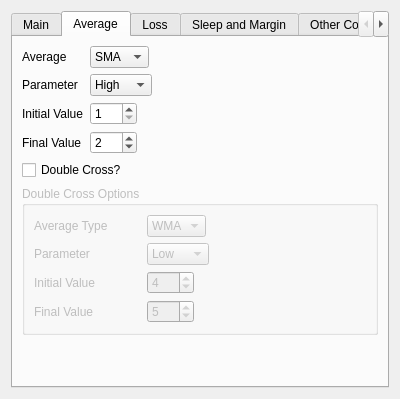
Above: configuration.ui from ZENALC/algobot before the change. Below: the same form after it.
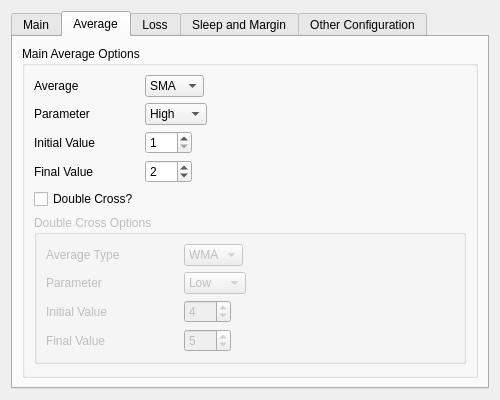
That is the form after the change. The open tabs and pages were chosen to show the change.

```diff
--- a/configuration.ui
+++ b/configuration.ui
@@ -6,7 +6,7 @@
    <rect>
     <x>0</x>
     <y>0</y>
-    <width>400</width>
+    <width>500</width>
     <height>367</height>
    </rect>
   </property>
@@ -18,7 +18,7 @@
   </property>
   <property name="minimumSize">
    <size>
-    <width>400</width>
+    <width>500</width>
     <height>0</height>
    </size>
   </property>
@@ -208,144 +208,24 @@
       <attribute name="title">
        <string>Average</string>
       </attribute>
+      <layout class="QGridLayout" name="gridLayout_8">
+       <item row="0" column="0">
+        <widget class="QGroupBox" name="averageOptionsGroupBox">
+         <property name="title">
+          <string>Main Average Options</string>
+         </property>
       <layout class="QGridLayout" name="gridLayout_4">
-       <item row="6" column="0" colspan="7">
-        <widget class="QGroupBox" name="doubleCrossGroupBox">
-         <property name="enabled">
-          <bool>false</bool>
-         </property>
-         <property name="sizePolicy">
-          <sizepolicy hsizetype="Preferred" vsizetype="Fixed">
-           <horstretch>0</horstretch>
-           <verstretch>0</verstretch>
-          </sizepolicy>
-         </property>
-         <property name="title">
-          <string>Double Cross Options</string>
-         </property>
-         <layout class="QGridLayout" name="gridLayout_3">
-          <item row="1" column="0">
-           <widget class="QLabel" name="doubleParameterLabel">
-            <property name="text">
-             <string>Parameter</string>
-            </property>
-           </widget>
-          </item>
-          <item row="0" column="1" colspan="2">
-           <widget class="QComboBox" name="doubleAverageComboBox">
-            <property name="sizePolicy">
-             <sizepolicy hsizetype="Fixed" vsizetype="Fixed">
-              <horstretch>0</horstretch>
-              <verstretch>0</verstretch>
-             </sizepolicy>
-            </property>
-            <item>
-             <property name="text">
-              <string>WMA</string>
-             </property>
-            </item>
-            <item>
-             <property name="text">
-              <string>SMA</string>
-             </property>
-            </item>
-            <item>
-             <property name="text">
-              <string>EMA</string>
-             </property>
-            </item>
-           </widget>
-          </item>
-          <item row="1" column="1" colspan="2">
-           <widget class="QComboBox" name="doubleParameterComboBox">
-            <property name="sizePolicy">
-             <sizepolicy hsizetype="Fixed" vsizetype="Fixed">
-              <horstretch>0</horstretch>
-              <verstretch>0</verstretch>
-             </sizepolicy>
-            </property>
-            <item>
-             <property name="text">
-              <string>Low</string>
-             </property>
-            </item>
-            <item>
-             <property name="text">
-              <string>High</string>
-             </property>
-            </item>
-            <item>
-             <property name="text">
-              <string>Open</string>
-             </property>
-            </item>
-            <item>
-             <property name="text">
-              <string>Close</string>
-             </property>
-            </item>
-           </widget>
-          </item>
-          <item row="4" column="0">
-           <widget class="QLabel" name="doubleFinalValueLabel">
-            <property name="text">
-             <string>Final Value</string>
-            </property>
-           </widget>
-          </item>
           <item row="0" column="0">
-           <widget class="QLabel" name="averageTypeDoubleLabel">
-            <property name="text">
-             <string>Average Type</string>
-            </property>
-           </widget>
-          </item>
-          <item row="2" column="0">
-           <widget class="QLabel" name="doubleInitialValueLabel">
-            <property name="text">
-             <string>Initial Value</string>
-            </property>
-           </widget>
-          </item>
-          <item row="4" column="1" colspan="2">
-           <widget class="QSpinBox" name="doubleFinalValueSpinBox">
+           <widget class="QLabel" name="averageTypeLabel">
             <property name="sizePolicy">
-             <sizepolicy hsizetype="Fixed" vsizetype="Fixed">
+             <sizepolicy hsizetype="Fixed" vsizetype="Preferred">
               <horstretch>0</horstretch>
               <verstretch>0</verstretch>
              </sizepolicy>
             </property>
-            <property name="minimum">
-             <number>1</number>
+            <property name="text">
+             <string>Average</string>
             </property>
-            <property name="maximum">
-             <number>500</number>
-            </property>
-            <property name="value">
-             <number>5</number>
-            </property>
-           </widget>
-          </item>
-          <item row="2" column="1" colspan="2">
-           <widget class="QSpinBox" name="doubleInitialValueSpinBox">
-            <property name="sizePolicy">
-             <sizepolicy hsizetype="Fixed" vsizetype="Fixed">
-              <horstretch>0</horstretch>
-              <verstretch>0</verstretch>
-             </sizepolicy>
-            </property>
-            <property name="minimum">
-             <number>1</number>
-            </property>
-            <property name="maximum">
-             <number>500</number>
-            </property>
-            <property name="value">
-             <number>4</number>
-            </property>
-           </widget>
-          </item>
-         </layout>
         </widget>
        </item>
        <item row="1" column="0">
@@ -394,20 +274,20 @@
          </item>
         </widget>
        </item>
-       <item row="7" column="0">
-        <spacer name="verticalSpacer">
-         <property name="orientation">
-          <enum>Qt::Vertical</enum>
-         </property>
-         <property name="sizeHint" stdset="0">
-          <size>
-           <width>20</width>
-           <height>40</height>
-          </size>
-         </property>
-        </spacer>
-       </item>
-       <item row="3" column="1">
+          <item row="2" column="0">
+           <widget class="QLabel" name="initialValueLabel">
+            <property name="sizePolicy">
+             <sizepolicy hsizetype="Fixed" vsizetype="Preferred">
+              <horstretch>0</horstretch>
+              <verstretch>0</verstretch>
+             </sizepolicy>
+            </property>
+            <property name="text">
+             <string>Initial Value</string>
+            </property>
+           </widget>
+          </item>
+          <item row="2" column="1">
         <widget class="QSpinBox" name="initialValueSpinBox">
          <property name="sizePolicy">
           <sizepolicy hsizetype="Fixed" vsizetype="Fixed">
@@ -426,20 +306,7 @@
          </property>
         </widget>
        </item>
-       <item row="0" column="0">
-        <widget class="QLabel" name="averageTypeLabel">
-         <property name="sizePolicy">
-          <sizepolicy hsizetype="Fixed" vsizetype="Preferred">
-           <horstretch>0</horstretch>
-           <verstretch>0</verstretch>
-          </sizepolicy>
-         </property>
-         <property name="text">
-          <string>Average</string>
-         </property>
-        </widget>
-       </item>
-       <item row="0" column="1" colspan="2">
+          <item row="0" column="1">
         <widget class="QComboBox" name="averageTypeComboBox">
          <property name="sizePolicy">
           <sizepolicy hsizetype="Fixed" vsizetype="Fixed">
@@ -471,19 +338,6 @@
         </widget>
        </item>
        <item row="3" column="0">
-        <widget class="QLabel" name="initialValueLabel">
-         <property name="sizePolicy">
-          <sizepolicy hsizetype="Fixed" vsizetype="Preferred">
-           <horstretch>0</horstretch>
-           <verstretch>0</verstretch>
-          </sizepolicy>
-         </property>
-         <property name="text">
-          <string>Initial Value</string>
-         </property>
-        </widget>
-       </item>
-       <item row="4" column="0">
         <widget class="QLabel" name="finalValueLabel">
          <property name="sizePolicy">
           <sizepolicy hsizetype="Fixed" vsizetype="Preferred">
@@ -496,7 +350,7 @@
          </property>
         </widget>
        </item>
-       <item row="4" column="1" colspan="6">
+          <item row="3" column="1">
         <widget class="QSpinBox" name="finalValueSpinBox">
          <property name="sizePolicy">
           <sizepolicy hsizetype="Fixed" vsizetype="Fixed">
@@ -518,7 +372,7 @@
          </property>
         </widget>
        </item>
-       <item row="5" column="0" colspan="7">
+          <item row="4" column="0">
         <widget class="QCheckBox" name="doubleCrossCheckMark">
          <property name="toolTip">
           <string>Check this if you want to use a double cross</string>
@@ -528,6 +382,161 @@
          </property>
         </widget>
        </item>
+          <item row="0" column="2">
+           <spacer name="horizontalSpacer_3">
+            <property name="orientation">
+             <enum>Qt::Horizontal</enum>
+            </property>
+            <property name="sizeHint" stdset="0">
+             <size>
+              <width>40</width>
+              <height>20</height>
+             </size>
+            </property>
+           </spacer>
+          </item>
+          <item row="5" column="0" colspan="3">
+           <widget class="QGroupBox" name="doubleCrossGroupBox">
+            <property name="enabled">
+             <bool>false</bool>
+            </property>
+            <property name="sizePolicy">
+             <sizepolicy hsizetype="Preferred" vsizetype="Fixed">
+              <horstretch>0</horstretch>
+              <verstretch>0</verstretch>
+             </sizepolicy>
+            </property>
+            <property name="title">
+             <string>Double Cross Options</string>
+            </property>
+            <layout class="QGridLayout" name="gridLayout_3">
+             <item row="1" column="0">
+              <widget class="QLabel" name="doubleParameterLabel">
+               <property name="text">
+                <string>Parameter</string>
+               </property>
+              </widget>
+             </item>
+             <item row="0" column="1" colspan="2">
+              <widget class="QComboBox" name="doubleAverageComboBox">
+               <property name="sizePolicy">
+                <sizepolicy hsizetype="Fixed" vsizetype="Fixed">
+                 <horstretch>0</horstretch>
+                 <verstretch>0</verstretch>
+                </sizepolicy>
+               </property>
+               <item>
+                <property name="text">
+                 <string>WMA</string>
+                </property>
+               </item>
+               <item>
+                <property name="text">
+                 <string>SMA</string>
+                </property>
+               </item>
+               <item>
+                <property name="text">
+                 <string>EMA</string>
+                </property>
+               </item>
+              </widget>
+             </item>
+             <item row="1" column="1" colspan="2">
+              <widget class="QComboBox" name="doubleParameterComboBox">
+               <property name="sizePolicy">
+                <sizepolicy hsizetype="Fixed" vsizetype="Fixed">
+                 <horstretch>0</horstretch>
+                 <verstretch>0</verstretch>
+                </sizepolicy>
+               </property>
+               <item>
+                <property name="text">
+                 <string>Low</string>
+                </property>
+               </item>
+               <item>
+                <property name="text">
+                 <string>High</string>
+                </property>
+               </item>
+               <item>
+                <property name="text">
+                 <string>Open</string>
+                </property>
+               </item>
+               <item>
+                <property name="text">
+                 <string>Close</string>
+                </property>
+               </item>
+              </widget>
+             </item>
+             <item row="4" column="0">
+              <widget class="QLabel" name="doubleFinalValueLabel">
+               <property name="text">
+                <string>Final Value</string>
+               </property>
+              </widget>
+             </item>
+             <item row="0" column="0">
+              <widget class="QLabel" name="averageTypeDoubleLabel">
+               <property name="text">
+                <string>Average Type</string>
+               </property>
+              </widget>
+             </item>
+             <item row="2" column="0">
+              <widget class="QLabel" name="doubleInitialValueLabel">
+               <property name="text">
+                <string>Initial Value</string>
+               </property>
+              </widget>
+             </item>
+             <item row="4" column="1" colspan="2">
+              <widget class="QSpinBox" name="doubleFinalValueSpinBox">
+               <property name="sizePolicy">
+                <sizepolicy hsizetype="Fixed" vsizetype="Fixed">
+                 <horstretch>0</horstretch>
+                 <verstretch>0</verstretch>
+                </sizepolicy>
+               </property>
+               <property name="minimum">
+                <number>1</number>
+               </property>
+               <property name="maximum">
+                <number>500</number>
+               </property>
+               <property name="value">
+                <number>5</number>
+               </property>
+              </widget>
+             </item>
+             <item row="2" column="1" colspan="2">
+              <widget class="QSpinBox" name="doubleInitialValueSpinBox">
+               <property name="sizePolicy">
+                <sizepolicy hsizetype="Fixed" vsizetype="Fixed">
+                 <horstretch>0</horstretch>
+                 <verstretch>0</verstretch>
+                </sizepolicy>
+               </property>
+               <property name="minimum">
+                <number>1</number>
+               </property>
+               <property name="maximum">
+                <number>500</number>
+               </property>
+               <property name="value">
+                <number>4</number>
+               </property>
+              </widget>
+             </item>
+            </layout>
+           </widget>
+          </item>
+         </layout>
+        </widget>
+       </item>
       </layout>
      </widget>
      <widget class="QWidget" name="lossTab">
```
Left out of the diff: 293 changed lines with no effect on the pictures. Lines whose indentation alone changed are shown as unchanged.
